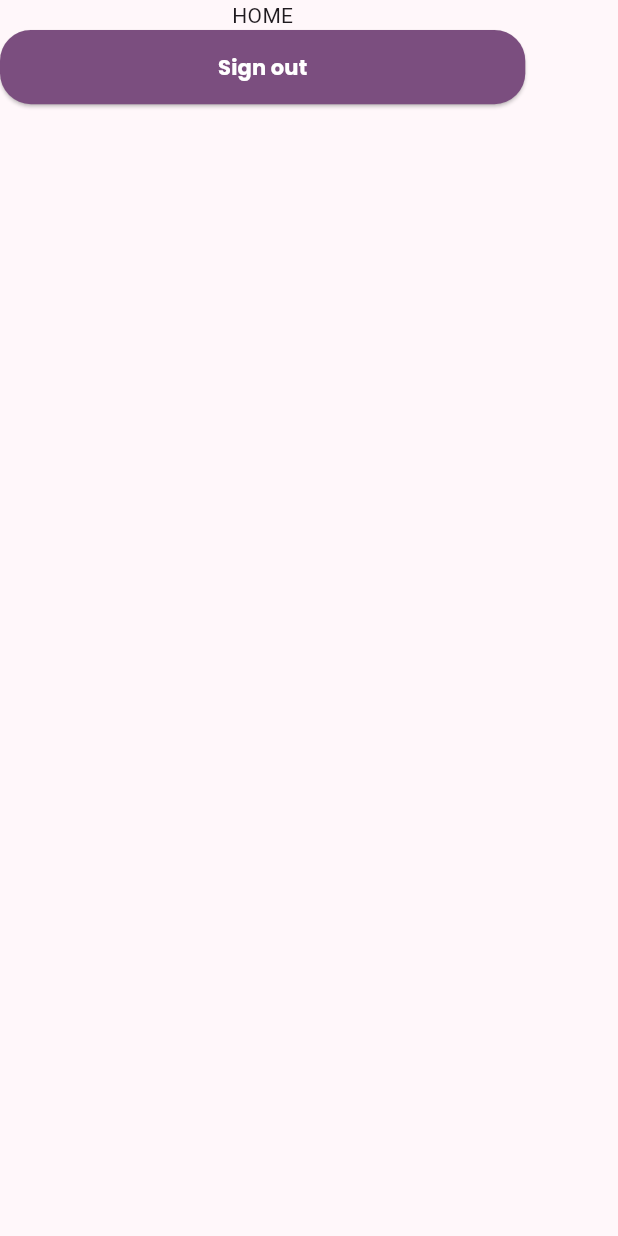
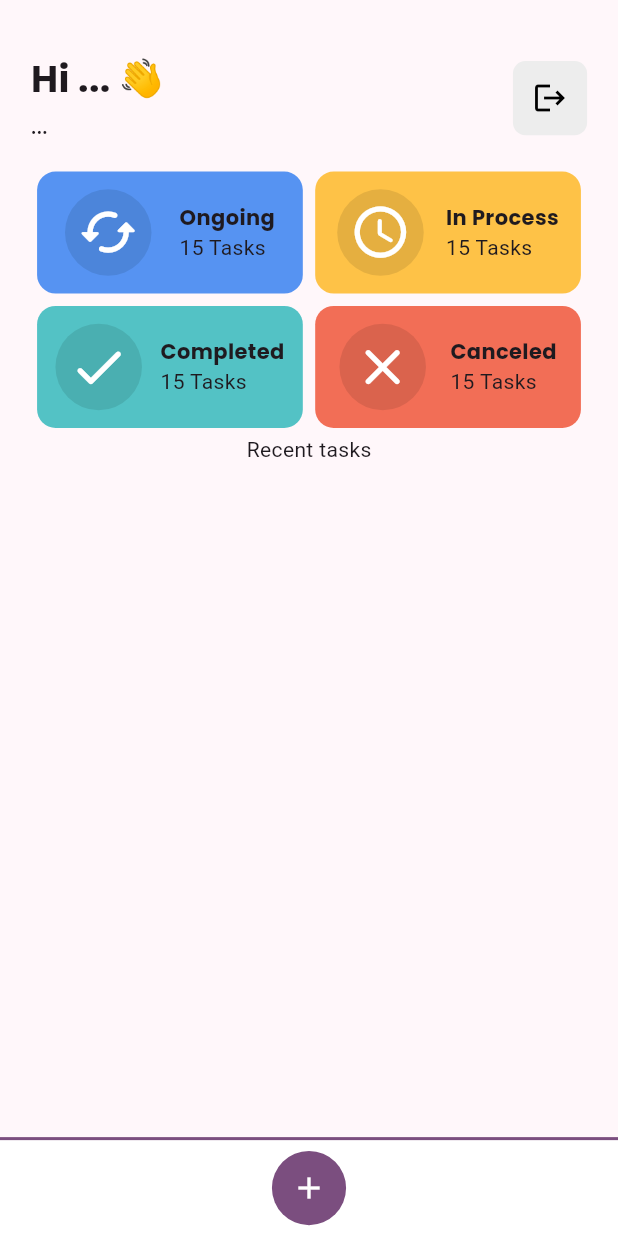
Before and after one commit to MrSheep05/todo-list, a Flutter app: the HomePage screen opened by its route, on a phone screen of 412 x 824 dp. Run offline on Flutter 3.47's test engine with Material 3 defaults, Android fonts, the phone set to English and light mode, and no system bars; our stand-ins replace auto_size_text, cloud_firestore, equatable, firebase_auth, firebase_core, fpdart and 6 more; accounts and stored records are empty.

Commit message:
projects domain

```diff
--- /dev/null
+++ b/lib/controllers/home_controller.dart
@@ -0,0 +1,13 @@
+import 'package:signals/signals.dart';
+import 'package:todo_list/domain/account.dart';
+import 'package:todo_list/infrastructure/models/istorage.repository.dart';
+
+class HomeController {
+  final StorageRepository storageRepo;
+  final accountSignal = signal<Account?>(null);
+
+  HomeController(this.storageRepo) {
+    var task = storageRepo.getAccountTask().map((account) => accountSignal.set(account));
+    task.run();
+  }
+}
--- a/lib/domain/failures/email.dart
+++ b/lib/domain/failures/email.dart
@@ -11,5 +11,5 @@ class EmailFailure extends ValueFailure with _$EmailFailure {
   const factory EmailFailure.invalidString() = _InvalidString;
 
   @override
-  String get message => map(noData: (_) => "Login nie może być pusty", invalidString: (_) => "Login musi być emailem");
+  String get message => map(noData: (_) => "Login cannot be empty", invalidString: (_) => "Login must be an email");
 }
--- a/lib/domain/failures/name.dart
+++ b/lib/domain/failures/name.dart
@@ -13,7 +13,5 @@ class NameFailure extends ValueFailure with _$NameFailure {
 
   @override
   String get message => map(
-      noData: (_) => "Nazwa nie może być pusta",
-      tooLong: (_) => "Nazwa jest za długa",
-      tooShort: (_) => "Nazwa jest za krótka");
+      noData: (_) => "Name cannot be empty", tooLong: (_) => "Name is too long", tooShort: (_) => "Name is too short");
 }
--- a/lib/domain/failures/password.dart
+++ b/lib/domain/failures/password.dart
@@ -13,7 +13,7 @@ class PasswordFailure extends ValueFailure with _$PasswordFailure {
 
   @override
   String get message => map(
-      noData: (_) => "Hasło nie może być puste",
-      tooWeak: (_) => "Hasło jest za słabe",
-      tooShort: (_) => "Hasło musi mieć co najmniej 8 znaków");
+      noData: (_) => "Password cannot be empty",
+      tooWeak: (_) => "Password is too weak",
+      tooShort: (_) => "Password must be at least 8 characters long");
 }
--- /dev/null
+++ b/lib/domain/status.dart
@@ -0,0 +1,51 @@
+import 'package:flutter/material.dart';
+import 'package:freezed_annotation/freezed_annotation.dart';
+import 'package:todo_list/core/colors.dart';
+
+part 'status.freezed.dart';
+
+@freezed
+class TaskStatus with _$TaskStatus {
+  const TaskStatus._();
+  const factory TaskStatus.completed() = _Completed;
+  const factory TaskStatus.ongoing() = _Ongoing;
+  const factory TaskStatus.inProcess() = inProcess;
+  const factory TaskStatus.canceled() = Canceled;
+  const factory TaskStatus.error() = _Error;
+
+  static const Map<String, TaskStatus> _jsonMap = {
+    'completed': TaskStatus.completed(),
+    'ongoing': TaskStatus.ongoing(),
+    'in_process': TaskStatus.inProcess(),
+    'canceled': TaskStatus.canceled(),
+    'error': TaskStatus.error()
+  };
+
+  factory TaskStatus.fromString(String status) => _jsonMap[status] ?? const TaskStatus.error();
+
+  IconData get icon => map(
+      completed: (_) => Icons.check_rounded,
+      ongoing: (_) => Icons.cached_rounded,
+      inProcess: (_) => Icons.access_time_rounded,
+      canceled: (_) => Icons.close_rounded,
+      error: (_) => Icons.error_outline);
+
+  Color get iconColor => maybeMap(
+      ongoing: (_) => const Color(0xFF4C85DA),
+      inProcess: (_) => const Color(0xFFE5AF40),
+      orElse: () => const Color(0xFFDA634D),
+      completed: (_) => const Color(0xFF4AAFB1));
+
+  Color get backgroundColor => maybeMap(
+      ongoing: (_) => const Color(0xFF5693F2),
+      inProcess: (_) => const Color(0xFFFEC247),
+      orElse: () => const Color(0xFFF26E56),
+      completed: (_) => const Color(0xFF53C2C5));
+
+  String get text => map(
+      completed: (_) => "Completed",
+      ongoing: (_) => "Ongoing",
+      inProcess: (_) => "In Process",
+      canceled: (_) => "Canceled",
+      error: (_) => "Error");
+}
--- a/lib/domain/validated/email.dart
+++ b/lib/domain/validated/email.dart
@@ -6,7 +6,7 @@ class Email {
   const Email._(this.value);
 
   static Either<EmailFailure, Email> validate(String input) {
-    const emailRegex = r"""^[a-zA-Z0-9.!#$%&‘*+/=?^_`{|}~-]+@[a-zA-Z0-9-_]+\.[a-zA-Z]+$""";
+    const emailRegex = r"""^[\w-\.]+@([\w-]+\.)+[\w-]{2,4}$""";
     if (input.isEmpty) return left(const EmailFailure.noData());
     return RegExp(emailRegex).hasMatch(input) ? right(Email._(input)) : left(const EmailFailure.invalidString());
   }
--- a/lib/infrastructure/models/istorage.repository.dart
+++ b/lib/infrastructure/models/istorage.repository.dart
@@ -3,4 +3,5 @@ import 'package:todo_list/domain/account.dart';
 
 abstract class StorageRepository {
   TaskOption<Unit> saveAccountTask(Account account);
+  TaskOption<Account> getAccountTask();
 }
--- a/lib/presentation/home/index.dart
+++ b/lib/presentation/home/index.dart
@@ -1,16 +1,37 @@
-import 'package:firebase_auth/firebase_auth.dart';
 import 'package:flutter/material.dart';
-import 'package:todo_list/presentation/widgets/button.dart';
+import 'package:get_it/get_it.dart';
+import 'package:signals/signals_flutter.dart';
+import 'package:todo_list/controllers/home_controller.dart';
+import 'package:todo_list/core/size.dart';
+import 'package:todo_list/presentation/home/widgets/header.dart';
+import 'package:todo_list/presentation/home/widgets/tasks_preview.dart';
+import 'package:todo_list/presentation/widgets/navigation_footer.dart';
 
 class HomePage extends StatelessWidget {
-  const HomePage();
+  const HomePage({super.key});
 
   @override
   Widget build(BuildContext context) {
+    var homeController = GetIt.instance.get<HomeController>();
+    var account = homeController.accountSignal.watch(context);
     return Scaffold(
-      body: Column(
-        children: [Text("HOME"), Button("Sign out", onPressed: () => FirebaseAuth.instance.signOut())],
-      ),
-    );
+        bottomNavigationBar: const NavigationFooter(),
+        body: Padding(
+            padding: EdgeInsets.all(context.vmin(0.05)),
+            child: Center(
+              child: Column(
+                mainAxisAlignment: MainAxisAlignment.center,
+                children: [
+                  Expanded(
+                      flex: 1,
+                      child: HomeHeader(
+                        name: account?.username,
+                        email: account?.email,
+                      )),
+                  const Expanded(flex: 2, child: TaskPreview()),
+                  Expanded(flex: 5, child: Column(children: [Text("Recent tasks")]))
+                ],
+              ),
+            )));
   }
 }
--- /dev/null
+++ b/lib/presentation/home/widgets/header.dart
@@ -0,0 +1,41 @@
+import 'package:firebase_auth/firebase_auth.dart';
+import 'package:flutter/material.dart';
+import 'package:google_fonts/google_fonts.dart';
+import 'package:todo_list/core/dialog_api.dart';
+import 'package:todo_list/core/size.dart';
+import 'package:todo_list/domain/validated/email.dart';
+import 'package:todo_list/domain/validated/name.dart';
+
+class HomeHeader extends StatelessWidget {
+  const HomeHeader({this.name, this.email, super.key});
+  final String? name;
+  final String? email;
+  @override
+  Widget build(BuildContext context) {
+    return Row(mainAxisAlignment: MainAxisAlignment.spaceBetween, children: [
+      Column(mainAxisAlignment: MainAxisAlignment.center, crossAxisAlignment: CrossAxisAlignment.start, children: [
+        Text(
+          "Hi ${name ?? "..."} 👋",
+          style: GoogleFonts.poppins(fontSize: context.vmin(0.06), fontWeight: FontWeight.bold),
+        ),
+        Text(email ?? "...", style: GoogleFonts.poppins(fontSize: context.vmin(0.04)))
+      ]),
+      Center(
+          child: Container(
+        width: context.vmin(0.12),
+        height: context.vmin(0.12),
+        decoration: BoxDecoration(
+            shape: BoxShape.rectangle,
+            color: const Color(0xFFEDEDED),
+            borderRadius: BorderRadius.circular(context.vmin(0.02))),
+        child: IconButton(
+            color: Colors.black,
+            onPressed: () async {
+              await DialogAPI().showLoading();
+              await FirebaseAuth.instance.signOut();
+            },
+            icon: const Icon(Icons.logout)),
+      )),
+    ]);
+  }
+}
--- /dev/null
+++ b/lib/presentation/home/widgets/tasks_preview.dart
@@ -0,0 +1,66 @@
+import 'package:flutter/material.dart';
+import 'package:google_fonts/google_fonts.dart';
+import 'package:todo_list/core/size.dart';
+import 'package:todo_list/domain/status.dart';
+
+class TaskPreview extends StatelessWidget {
+  const TaskPreview({super.key});
+  @override
+  Widget build(BuildContext context) {
+    return Column(
+      mainAxisAlignment: MainAxisAlignment.center,
+      children: [
+        Expanded(
+            child: Row(mainAxisAlignment: MainAxisAlignment.spaceEvenly, children: [
+          _TaskPreviewWidget(status: TaskStatus.ongoing()),
+          _TaskPreviewWidget(status: TaskStatus.inProcess())
+        ])),
+        Expanded(
+            child: Row(
+          mainAxisAlignment: MainAxisAlignment.spaceEvenly,
+          children: [
+            _TaskPreviewWidget(status: TaskStatus.completed()),
+            _TaskPreviewWidget(status: TaskStatus.canceled())
+          ],
+        ))
+      ],
+    );
+  }
+}
+
+class _TaskPreviewWidget extends StatelessWidget {
+  const _TaskPreviewWidget({super.key, required this.status});
+  final TaskStatus status;
+  @override
+  Widget build(BuildContext context) {
+    return Expanded(
+        child: Padding(
+            padding: EdgeInsets.all(context.vmin(0.01)),
+            child: Container(
+                width: double.maxFinite,
+                height: double.maxFinite,
+                decoration: BoxDecoration(
+                    borderRadius: BorderRadius.circular(context.vmin(0.03)), color: status.backgroundColor),
+                child: Row(
+                  mainAxisAlignment: MainAxisAlignment.spaceEvenly,
+                  children: [
+                    CircleAvatar(
+                      radius: context.vmin(0.07),
+                      backgroundColor: status.iconColor,
+                      child: Icon(
+                        status.icon,
+                        color: Colors.white,
+                        size: context.vmin(0.1),
+                      ),
+                    ),
+                    Column(
+                        crossAxisAlignment: CrossAxisAlignment.start,
+                        mainAxisAlignment: MainAxisAlignment.center,
+                        children: [
+                          Text(status.text, style: GoogleFonts.poppins(fontWeight: FontWeight.bold)),
+                          const Text("15 Tasks")
+                        ])
+                  ],
+                ))));
+  }
+}
--- /dev/null
+++ b/lib/presentation/widgets/navigation_footer.dart
@@ -0,0 +1,24 @@
+import 'package:flutter/material.dart';
+import 'package:todo_list/core/colors.dart';
+import 'package:todo_list/core/size.dart';
+
+class NavigationFooter extends StatelessWidget {
+  const NavigationFooter({super.key});
+  @override
+  Widget build(BuildContext context) {
+    return Container(
+      height: context.heightPer(0.08),
+      width: double.maxFinite,
+      decoration: BoxDecoration(
+          color: Colors.white, border: Border(top: BorderSide(color: theme.colorScheme.primary, width: 2.0))),
+      child: Center(
+          child: CircleAvatar(
+              radius: context.vmin(0.06),
+              backgroundColor: theme.colorScheme.primary,
+              child: IconButton(
+                icon: const Icon(Icons.add, color: Colors.white),
+                onPressed: () {},
+              ))),
+    );
+  }
+}
```
Also changed, not shown: lib/bindings/dependency_injection.dart (+6 -1 lines), lib/controllers/login_controller.dart (+4 -4 lines), lib/controllers/splash_controller.dart (+24 -3 lines), lib/domain/failures/description.dart (added, +19 -0 lines), lib/domain/objects/index.dart (+16 -0 lines), lib/domain/project.dart (added, +35 -0 lines), lib/domain/validated/description.dart (added, +16 -0 lines), lib/infrastructure/repository/storage_repository.dart (added, +23 -0 lines), lib/main.dart (+5 -3 lines), lib/domain/failures/description.freezed.dart (added), lib/domain/status.freezed.dart (added).
